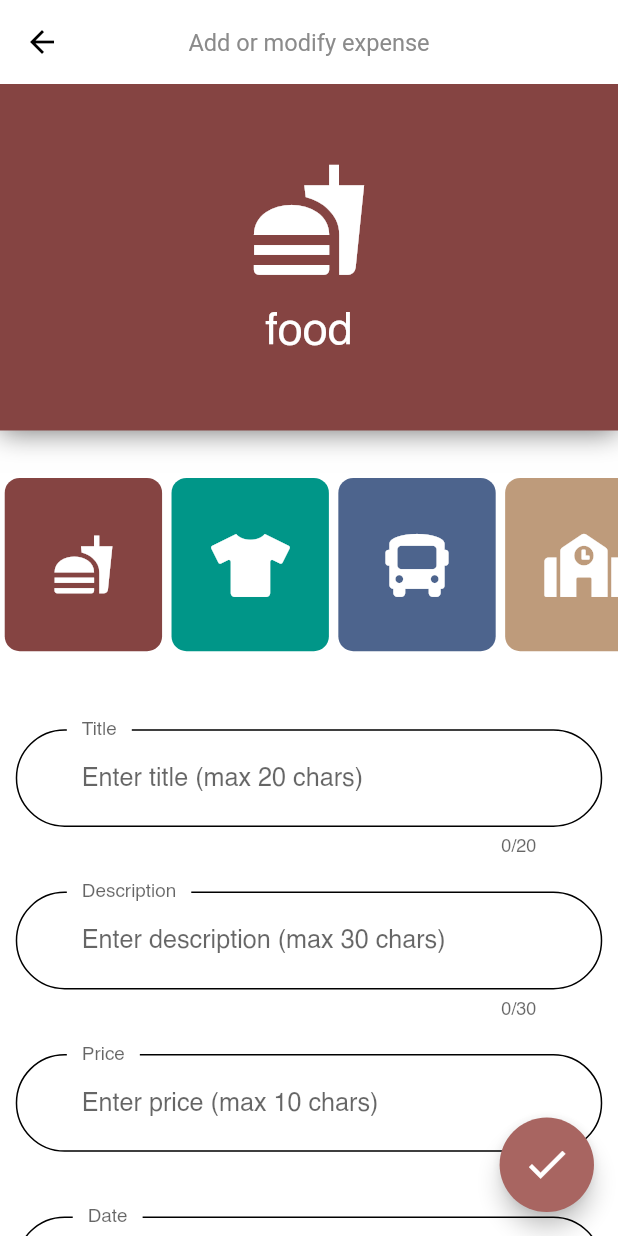
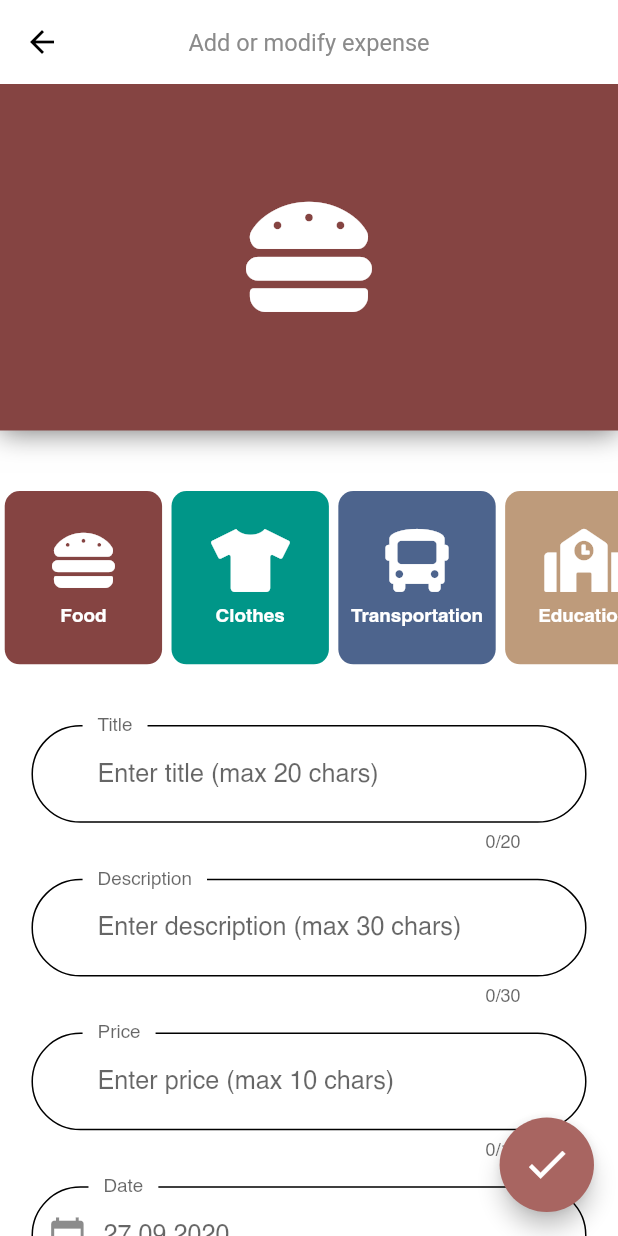
Before and after one commit to gaborvlad13/ExpensesApp, a Flutter app: the AddScreen screen opened by its route, on a phone screen of 412 x 824 dp. Run offline on Flutter 3.47's test engine with Material 2 defaults, Android fonts, the phone set to English and light mode, and no system bars; our stand-ins replace cloud_firestore, firebase_auth, firebase_core, flutter_screenutil, focused_menu, font_awesome_flutter and 1 more; missing offline and left inert: flutter_facebook_login; accounts and stored records are empty.

Commit message:
add screen v1 (improvements needed)

```diff
--- a/lib/config/constants.dart
+++ b/lib/config/constants.dart
@@ -8,7 +8,7 @@ class Categories {
   static const categories = {
     'food': Category(
       name: "food",
-      icon: Icons.fastfood,
+      icon: FontAwesomeIcons.hamburger,
       linearGradient: kFoodGradient,
     ),
     'clothes': Category(
@@ -27,6 +27,4 @@ class Categories {
       linearGradient: kEducation,
     ),
   };
-
-
 }
--- a/lib/models/expense.dart
+++ b/lib/models/expense.dart
@@ -2,7 +2,7 @@ import 'package:cloud_firestore/cloud_firestore.dart';
 
 class Expense {
   String id;
-  String date;
+  DateTime date;
   String title;
   String description;
   double price;
@@ -20,7 +20,7 @@ class Expense {
     Map data = doc.data();
     return Expense(
       id: doc.id,
-      date: data['date'],
+      date: data['date'].toDate(),
       title: data['title'],
       description: data['description'],
       price: data['price'],
--- a/lib/screens/add_screen.dart
+++ b/lib/screens/add_screen.dart
@@ -1,12 +1,13 @@
-import 'package:ExpensesApp/models/category.dart';
 import 'package:ExpensesApp/models/expense.dart';
+import 'package:ExpensesApp/models/user_local.dart';
+import 'package:ExpensesApp/providers/database.dart';
+import 'package:ExpensesApp/widgets/add_screen/category_header_list.dart';
 import 'package:ExpensesApp/widgets/add_screen/details_form.dart';
-import 'package:ExpensesApp/widgets/default_button.dart';
 import 'package:flutter/material.dart';
 import 'package:flutter_screenutil/screenutil.dart';
+import 'package:provider/provider.dart';
 import '../config/constants.dart';
-import '../config/palette.dart';
-import '../widgets/add_screen/category_header.dart';
+import '../widgets/add_screen/category_header_image.dart';
 
 class AddScreen extends StatefulWidget {
   static const routeName = 'add_page';
@@ -16,39 +17,37 @@ class AddScreen extends StatefulWidget {
 }
 
 class _AddScreenState extends State<AddScreen> {
-  final GlobalKey<FormState> _formKey = GlobalKey();
+  final FormController _formController = FormController();
   String _categoryKey = "food";
-  String _title;
-  String _description;
-  double _price;
-  DateTime _dateTime;
-
   void _modifyHeader(String key) {
     setState(() {
       _categoryKey = key;
     });
   }
 
-  void _assignTitle(String title) {
-    _title = title;
-  }
+  Future _addProduct(
+      String title, String description, double price, DateTime date) async {
+    try {
+      final userProvider = Provider.of<UserLocal>(context, listen: false);
+      dynamic result = Database().addExpense(
+        userProvider.uid,
+        Expense(
+          category: _categoryKey,
+          date: date,
+          description: description,
+          price: price,
+          title: title,
+        ),
+      );
 
-  void _assignDescription(String description) {
-    _description = description;
-  }
-
-  void _assignPrice(String price) {
-    _price = double.parse(price);
-  }
-
-  void done() {
-    _formKey.currentState.validate();
+      return result;
+    } catch (e) {
+      return null;
+    }
   }
 
   @override
   Widget build(BuildContext context) {
-    //final Expense _expense = ModalRoute.of(context).settings.arguments;
-    //final Expense _expense = Expense(category: Categories.categories['food']);
     return SafeArea(
       child: Scaffold(
         floatingActionButton: buildFloatingActionButton(),
@@ -56,23 +55,24 @@ class _AddScreenState extends State<AddScreen> {
         body: SingleChildScrollView(
           child: Column(
             children: [
-              CategoryHeader(
+              CategoryHeaderImage(
                 _categoryKey,
                 Categories.categories[_categoryKey].icon,
                 Categories.categories[_categoryKey].linearGradient,
               ),
               SizedBox(
-                height: 12,
+                height: ScreenUtil().setHeight(30),
+              ),
+              CategoryHeaderList(_modifyHeader),
+              SizedBox(
+                height: ScreenUtil().setHeight(30),
               ),
               Container(
-                height: 700,
+                height: ScreenUtil().setHeight(360),
                 width: double.infinity,
                 child: DetailsForm(
-                  _formKey,
-                  _modifyHeader,
-                  _assignTitle,
-                  _assignDescription,
-                  _assignPrice,
+                  _addProduct,
+                  _formController,
                 ),
               ),
             ],
@@ -88,7 +88,12 @@ class _AddScreenState extends State<AddScreen> {
       width: ScreenUtil().setWidth(60),
       child: FittedBox(
         child: FloatingActionButton(
-          onPressed: done,
+          onPressed: () async {
+            dynamic result = await _formController.submitForm();
+            if (result != null) {
+              Navigator.of(context).pop();
+            }
+          },
           child: Icon(
             Icons.check,
             color: Colors.white,
--- a/lib/screens/login_screen.dart
+++ b/lib/screens/login_screen.dart
@@ -34,7 +34,7 @@ class _LoginScreenState extends State<LoginScreen> {
       dynamic authResult =
           await _auth.loginWithEmailAndPassword(email, password);
       return authResult;
-    }catch (e) {
+    } catch (e) {
       var message = "An error occured, please check your credendials";
       if (e.message != null) message = e.message;
       Scaffold.of(ctx).showSnackBar(
@@ -43,6 +43,7 @@ class _LoginScreenState extends State<LoginScreen> {
           backgroundColor: Theme.of(ctx).errorColor,
         ),
       );
+      return null;
     }
   }
 
--- a/lib/widgets/add_screen/category_header.dart
+++ /dev/null
@@ -1,48 +0,0 @@
-import 'package:flutter/material.dart';
-import 'package:flutter_screenutil/flutter_screenutil.dart';
-
-class CategoryHeader extends StatelessWidget {
-  final String _title;
-  final IconData _icon;
-  final LinearGradient _linearGradient;
-  CategoryHeader(this._title, this._icon, this._linearGradient);
-  @override
-  Widget build(BuildContext context) {
-    return Hero(
-      tag: _title,
-      child: Container(
-        height: ScreenUtil().setHeight(200),
-        width: double.infinity,
-        decoration: BoxDecoration(
-          gradient: _linearGradient,
-          boxShadow: <BoxShadow>[
-            BoxShadow(
-                color: Colors.black54,
-                blurRadius: 15.0,
-                offset: Offset(0.0, 0.75))
-          ],
-        ),
-        child: Column(
-          mainAxisAlignment: MainAxisAlignment.center,
-          children: [
-            Icon(
-              _icon,
-              color: Colors.white,
-              size: 80,
-            ),
-            SizedBox(
-              height: 20,
-            ),
-            Text(
-              _title,
-              style: TextStyle(
-                color: Colors.white,
-                fontSize: 30,
-              ),
-            ),
-          ],
-        ),
-      ),
-    );
-  }
-}
--- /dev/null
+++ b/lib/widgets/add_screen/category_header_image.dart
@@ -0,0 +1,36 @@
+import 'package:flutter/material.dart';
+import 'package:flutter_screenutil/flutter_screenutil.dart';
+import 'package:font_awesome_flutter/font_awesome_flutter.dart';
+
+class CategoryHeaderImage extends StatelessWidget {
+  final String _title;
+  final IconData _icon;
+  final LinearGradient _linearGradient;
+  CategoryHeaderImage(this._title, this._icon, this._linearGradient);
+  @override
+  Widget build(BuildContext context) {
+    return Container(
+      height: ScreenUtil().setHeight(200),
+      width: double.infinity,
+      decoration: BoxDecoration(
+        gradient: _linearGradient,
+        boxShadow: <BoxShadow>[
+          BoxShadow(
+              color: Colors.black54,
+              blurRadius: 15.0,
+              offset: Offset(0.0, 0.75))
+        ],
+      ),
+      child: Column(
+        mainAxisAlignment: MainAxisAlignment.center,
+        children: [
+          FaIcon(
+            _icon,
+            color: Colors.white,
+            size: ScreenUtil().setSp(80),
+          ),
+        ],
+      ),
+    );
+  }
+}
--- /dev/null
+++ b/lib/widgets/add_screen/category_header_list.dart
@@ -0,0 +1,78 @@
+import 'package:ExpensesApp/config/constants.dart';
+import 'package:ExpensesApp/models/category.dart';
+import 'package:flutter/material.dart';
+import 'package:flutter_screenutil/screenutil.dart';
+import 'package:font_awesome_flutter/font_awesome_flutter.dart';
+
+class CategoryHeaderList extends StatelessWidget {
+  final Function modifyHeader;
+  CategoryHeaderList(this.modifyHeader);
+  @override
+  Widget build(BuildContext context) {
+    return Column(crossAxisAlignment: CrossAxisAlignment.start, children: [
+      Container(
+        height: ScreenUtil().setHeight(110),
+        child: ListView(
+          physics: BouncingScrollPhysics(),
+          scrollDirection: Axis.horizontal,
+          children: [
+            ...Categories.categories.entries
+                .map((e) => _buildPreview(e.key, e.value)),
+          ],
+        ),
+      ),
+    ]);
+  }
+
+  GestureDetector _buildPreview(String key, Category category) {
+    return GestureDetector(
+      onTap: () {
+        modifyHeader(key);
+      },
+      child: Column(
+        children: [
+          Container(
+            margin: EdgeInsets.symmetric(
+              horizontal: ScreenUtil().setWidth(3),
+              vertical: ScreenUtil().setHeight(5),
+            ),
+            height: ScreenUtil().setHeight(100),
+            width: ScreenUtil().setWidth(100),
+            decoration: BoxDecoration(
+              borderRadius: BorderRadius.circular(10),
+              gradient: category.linearGradient,
+            ),
+            child: Column(
+              mainAxisAlignment: MainAxisAlignment.center,
+              children: [
+                FaIcon(
+                  category.icon,
+                  color: Colors.white,
+                  size: ScreenUtil().setSp(40),
+                ),
+                SizedBox(
+                  height: 10,
+                ),
+                Text(
+                  capitalLetter(key),
+                  style: TextStyle(
+                    fontWeight: FontWeight.bold,
+                    fontSize: ScreenUtil().setSp(12),
+                    color: Colors.white,
+                  ),
+                ),
+              ],
+            ),
+          ),
+        ],
+      ),
+    );
+  }
+
+  String capitalLetter(String str) {
+    String toReturn = "";
+    toReturn += str[0].toUpperCase();
+    toReturn += str.substring(1);
+    return toReturn;
+  }
+}
--- a/lib/widgets/add_screen/details_form.dart
+++ b/lib/widgets/add_screen/details_form.dart
@@ -1,43 +1,71 @@
-import 'package:ExpensesApp/config/constants.dart';
 import 'package:ExpensesApp/config/palette.dart';
-import 'package:ExpensesApp/models/category.dart';
+import 'package:ExpensesApp/config/theme.dart';
 import 'package:flutter/material.dart';
 import 'package:flutter/rendering.dart';
 import 'package:flutter/services.dart';
 import 'package:flutter_screenutil/flutter_screenutil.dart';
+import 'package:intl/intl.dart';
+
+class FormController {
+  Future Function() submitForm;
+}
 
 class DetailsForm extends StatefulWidget {
-  final GlobalKey<FormState> formKey;
-  final Function modifyHeader;
-  final Function assignTitle;
-  final Function assignDescription;
-  final Function assignPrice;
+  final FormController _controller;
+  final Function(String title, String description, double price, DateTime date)
+      _submitForm;
+
   DetailsForm(
-    this.formKey,
-    this.modifyHeader,
-    this.assignTitle,
-    this.assignDescription,
-    this.assignPrice,
+    this._submitForm,
+    this._controller,
   );
   @override
-  _DetailsFormState createState() => _DetailsFormState();
+  _DetailsFormState createState() => _DetailsFormState(_controller);
 }
 
 class _DetailsFormState extends State<DetailsForm> {
-  DateTime dateTime = DateTime.now();
+  final GlobalKey<FormState> _formKey = GlobalKey();
+  DateTime _date = DateTime.now();
   String _title;
   String _description;
-  String _priceAux;
   double _price;
+  final _focusDescription = FocusNode();
+  final _focusPrice = FocusNode();
+  final _focusDate = FocusNode();
+
+  _DetailsFormState(FormController _controller) {
+    _controller.submitForm = _submitForm;
+  }
+
+  @override
+  void dispose() {
+    _focusDescription.dispose();
+    _focusPrice.dispose();
+    _focusDate.dispose();
+    super.dispose();
+  }
+
+  Future _submitForm() async {
+    final isValid = _formKey.currentState.validate();
+    FocusScope.of(context).unfocus();
+    if (isValid) {
+      _formKey.currentState.save();
+      dynamic result =
+          await widget._submitForm(_title, _description, _price, _date);
+      return result;
+    }
+  }
 
   String _validateTitle(String title) {
     if (title == null || title.length == 0)
       return "Title field must not be empty";
+    return null;
   }
 
   String _validateDescription(String description) {
     if (description == null || description.length == 0)
       return "Description field must not be empty";
+    return null;
   }
 
   String _validatePrice(String price) {
@@ -46,120 +74,33 @@ class _DetailsFormState extends State<DetailsForm> {
     if (double.parse(price, (e) => null) == null)
       return "Price must be a numeric value";
     else if (double.parse(price) < 0) return "Price must be positive";
+    return null;
   }
 
   @override
   Widget build(BuildContext context) {
-    return Column(
-      crossAxisAlignment: CrossAxisAlignment.start,
+    return Padding(
+      padding: EdgeInsets.symmetric(
+        horizontal: ScreenUtil().setWidth(20),
+      ),
+      child: Form(
+        key: _formKey,
+        child: Column(
           children: [
-        SizedBox(
-          height: ScreenUtil().setHeight(12),
-        ),
-        Container(
-          height: ScreenUtil().setHeight(110),
-          child: ListView(
-            physics: BouncingScrollPhysics(),
-            scrollDirection: Axis.horizontal,
-            children: [
-              ...Categories.categories.entries
-                  .map((e) => _buildPreview(e.key, e.value)),
-            ],
-          ),
-        ),
-        Padding(
-          padding: EdgeInsets.symmetric(
-            horizontal: ScreenUtil().setWidth(10),
-            vertical: ScreenUtil().setHeight(10),
-          ),
-          child: Column(
-            crossAxisAlignment: CrossAxisAlignment.start,
-            children: [
+            _buildTitleFormField(),
             SizedBox(
               height: ScreenUtil().setHeight(15),
             ),
-              Form(
-                key: widget.formKey,
-                child: Column(
-                  children: [
+            _buildDescriptionFormField(),
             SizedBox(
               height: ScreenUtil().setHeight(15),
             ),
-                    _buildTextFormField(
-                      20,
-                      widget.assignTitle,
-                      "Title",
-                      "Enter title (max 20 chars)",
-                      TextInputType.text,
-                      _validateTitle,
-                    ),
+            _buildPriceFormField(),
             SizedBox(
-                      height: ScreenUtil().setHeight(20),
-                    ),
-                    _buildTextFormField(
-                      30,
-                      widget.assignDescription,
-                      "Description",
-                      "Enter description (max 30 chars)",
-                      TextInputType.text,
-                      _validateDescription,
-                    ),
-                    SizedBox(
-                      height: ScreenUtil().setHeight(20),
-                    ),
-                    _buildTextFormField(
-                      10,
-                      widget.assignPrice,
-                      "Price",
-                      "Enter price (max 10 chars)",
-                      TextInputType.number,
-                      _validatePrice,
-                    ),
-                    SizedBox(
-                      height: ScreenUtil().setHeight(20),
+              height: ScreenUtil().setHeight(15),
             ),
             _buildDateForm(),
           ],
-                ),
-              ),
-            ],
-          ),
-        ),
-      ],
-    );
-  }
-
-  Text _buildText(String text) {
-    return Text(
-      text,
-      style: TextStyle(
-        color: Colors.black54,
-        fontSize: ScreenUtil().setSp(20),
-        fontWeight: FontWeight.bold,
-      ),
-    );
-  }
-
-  GestureDetector _buildPreview(String key, Category category) {
-    return GestureDetector(
-      onTap: () {
-        widget.modifyHeader(key);
-      },
-      child: Container(
-        margin: EdgeInsets.symmetric(
-          horizontal: ScreenUtil().setWidth(3),
-          vertical: ScreenUtil().setHeight(5),
-        ),
-        height: ScreenUtil().setHeight(100),
-        width: ScreenUtil().setWidth(100),
-        decoration: BoxDecoration(
-          borderRadius: BorderRadius.circular(10),
-          gradient: category.linearGradient,
-        ),
-        child: Icon(
-          category.icon,
-          color: Colors.white,
-          size: ScreenUtil().setSp(40),
         ),
       ),
     );
@@ -171,7 +112,7 @@ class _DetailsFormState extends State<DetailsForm> {
         DateTime dateTimeTest = await _pickDate();
         if (dateTimeTest != null) {
           setState(() {
-            dateTime = dateTimeTest;
+            _date = dateTimeTest;
           });
         }
       },
@@ -179,10 +120,14 @@ class _DetailsFormState extends State<DetailsForm> {
       style: TextStyle(
         fontSize: ScreenUtil().setSp(18),
       ),
+      focusNode: _focusDate,
       textInputAction: TextInputAction.next,
       keyboardType: TextInputType.number,
       decoration: InputDecoration(
-        prefixIcon: Icon(Icons.calendar_today),
+        prefixIcon: Icon(
+          Icons.calendar_today,
+          size: ScreenUtil().setSp(25),
+        ),
         contentPadding: EdgeInsets.symmetric(
           horizontal: ScreenUtil().setWidth(42),
           vertical: ScreenUtil().setHeight(20),
@@ -191,7 +136,7 @@ class _DetailsFormState extends State<DetailsForm> {
         labelStyle: TextStyle(
           fontSize: ScreenUtil().setSp(16),
         ),
-        hintText: dateTime.toIso8601String(),
+        hintText: DateFormat("dd.MM.yyy").format(_date),
         hintStyle: TextStyle(
           fontSize: ScreenUtil().setSp(16),
         ),
@@ -205,22 +150,69 @@ class _DetailsFormState extends State<DetailsForm> {
       context: context,
       initialDate: DateTime.now(),
       firstDate: DateTime(2001),
-      lastDate: DateTime(2021),
+      lastDate: DateTime.now(),
+      builder: (context, child) {
+        return Theme(
+          data: calendarTheme(),
+          child: child,
+        );
+      },
     );
     return date;
   }
 
-  TextFormField _buildTextFormField(int maxLen, Function saved, String label,
-      String hint, TextInputType type, Function validate) {
+  TextFormField _buildTitleFormField() {
     return TextFormField(
-      maxLength: maxLen,
-      onSaved: (newValue) => saved(newValue),
+        textCapitalization: TextCapitalization.sentences,
+        maxLength: 20,
+        onSaved: (newValue) => _title = newValue,
         style: TextStyle(
           fontSize: ScreenUtil().setSp(18),
         ),
+        onFieldSubmitted: (_) =>
+            FocusScope.of(context).requestFocus(_focusDescription),
         textInputAction: TextInputAction.next,
-      keyboardType: type,
-      decoration: InputDecoration(
+        keyboardType: TextInputType.text,
+        decoration: _textFieldDecoration("Title", "Enter title (max 20 chars)"),
+        validator: _validateTitle);
+  }
+
+  TextFormField _buildDescriptionFormField() {
+    return TextFormField(
+      textCapitalization: TextCapitalization.sentences,
+      maxLength: 30,
+      onSaved: (newValue) => _description = newValue,
+      style: TextStyle(
+        fontSize: ScreenUtil().setSp(18),
+      ),
+      focusNode: _focusDescription,
+      onFieldSubmitted: (_) => FocusScope.of(context).requestFocus(_focusPrice),
+      textInputAction: TextInputAction.next,
+      keyboardType: TextInputType.text,
+      decoration: _textFieldDecoration(
+          "Description", "Enter description (max 30 chars)"),
+      validator: _validateDescription,
+    );
+  }
+
+  TextFormField _buildPriceFormField() {
+    return TextFormField(
+        maxLength: 10,
+        onSaved: (newValue) => _price = double.parse(newValue),
+        style: TextStyle(
+          fontSize: ScreenUtil().setSp(18),
+        ),
+        focusNode: _focusPrice,
+        onFieldSubmitted: (_) =>
+            FocusScope.of(context).requestFocus(_focusDate),
+        textInputAction: TextInputAction.next,
+        keyboardType: TextInputType.number,
+        decoration: _textFieldDecoration("Price", "Enter price (max 10 chars)"),
+        validator: _validatePrice);
+  }
+
+  InputDecoration _textFieldDecoration(String label, String hint) {
+    return InputDecoration(
       contentPadding: EdgeInsets.symmetric(
         horizontal: ScreenUtil().setWidth(42),
         vertical: ScreenUtil().setHeight(20),
@@ -234,8 +226,6 @@ class _DetailsFormState extends State<DetailsForm> {
         fontSize: ScreenUtil().setSp(16),
       ),
       floatingLabelBehavior: FloatingLabelBehavior.always,
-      ),
-      validator: validate,
     );
   }
 }
--- a/lib/widgets/main_screen/pages/history_page.dart
+++ b/lib/widgets/main_screen/pages/history_page.dart
@@ -63,6 +63,7 @@ class Grid extends StatelessWidget {
   @override
   Widget build(BuildContext context) {
     final list = Provider.of<List<Expense>>(context);
+    final userProvider = Provider.of<UserLocal>(context);
     print("build called");
     return list != null
         ? SliverPadding(
@@ -85,6 +86,7 @@ class Grid extends StatelessWidget {
                       list[index].title,
                       list[index].description,
                       list[index].price,
+                      list[index].date,
                       list[index].category,
                     ),
                   );
```
Also changed, not shown: lib/config/theme.dart (+24 -0 lines), lib/providers/database.dart (+11 -12 lines), lib/widgets/main_screen/grid_item.dart (+6 -6 lines). Lines whose indentation alone changed are shown as unchanged.
